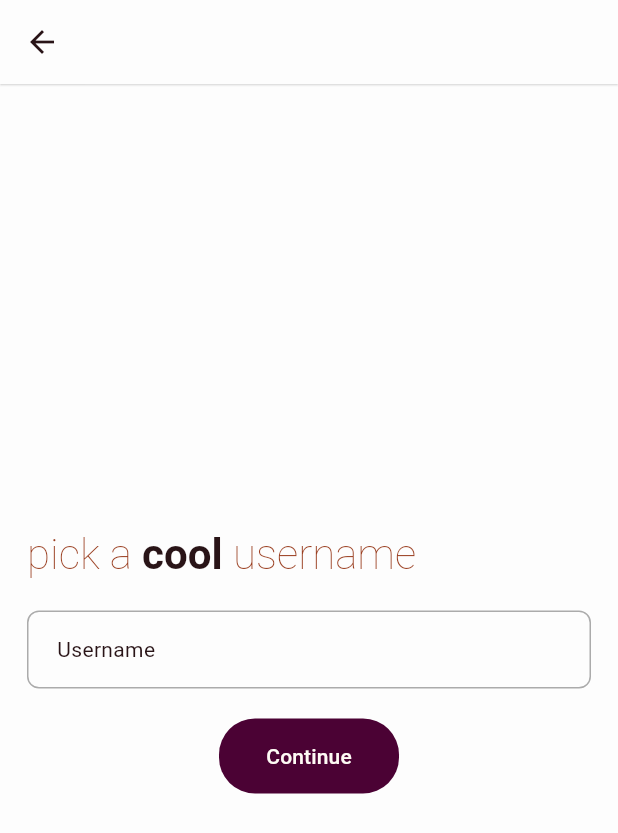
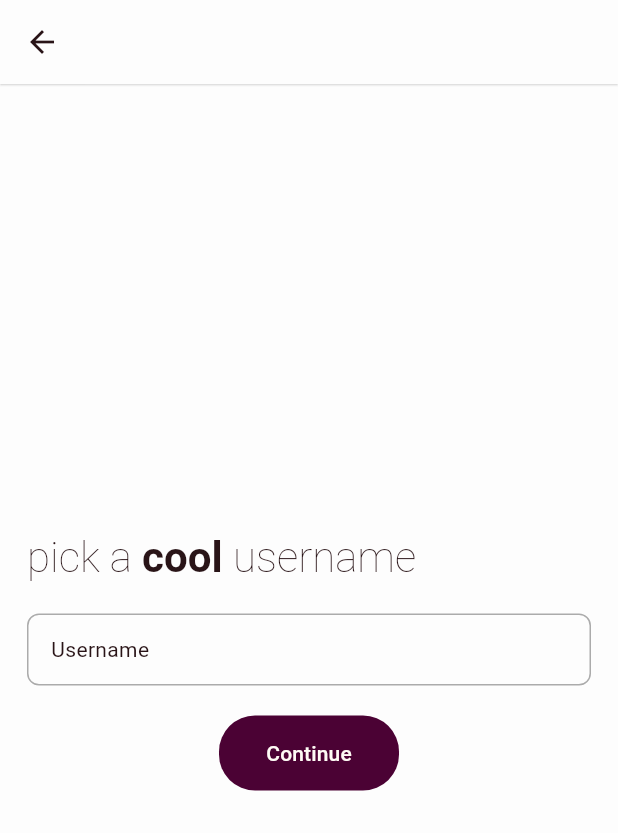
Before and after one commit to araaavind/semaphore, a Flutter app: the ChooseUsernamePage screen opened by its route, on a phone screen of 412 x 824 dp. Shown: the top 833 px of the screen. Run offline on Flutter 3.47's test engine with Material 3 defaults, Android fonts, the phone set to English and light mode, and no system bars; our stand-ins replace adaptive_theme, bloc_concurrency, dio, equatable, flutter_bloc, flutter_spinkit and 9 more; accounts and stored records are empty; network calls fail.

Commit message:
app: UI updates

```diff
--- a/app/lib/core/common/widgets/button.dart
+++ b/app/lib/core/common/widgets/button.dart
@@ -8,6 +8,7 @@ class Button extends StatelessWidget {
   final void Function()? onPressed;
   final String text;
   final Color? textColor;
+  final TextStyle? textStyle;
   final Color? backgroundColor;
   final Size? fixedSize;
   final bool isLoading;
@@ -17,6 +18,7 @@ class Button extends StatelessWidget {
     super.key,
     required this.text,
     this.textColor,
+    this.textStyle,
     this.backgroundColor,
     this.fixedSize,
     this.onPressed,
@@ -36,15 +38,16 @@ class Button extends StatelessWidget {
       child: ElevatedButton.icon(
         iconAlignment: IconAlignment.end,
         style: ElevatedButton.styleFrom(
-          fixedSize: fixedSize ?? UIConstants.defaultButtonFixedSize,
+          fixedSize: fixedSize,
           backgroundColor: AppPalette.transparent,
           shadowColor: AppPalette.transparent,
         ),
         label: Text(
           text,
-          style: context.theme.textTheme.labelLarge?.copyWith(
-            color: textColor ?? context.theme.colorScheme.onPrimary,
-          ),
+          style: textStyle ??
+              context.theme.textTheme.labelLarge?.copyWith(
+                color: textColor ?? context.theme.colorScheme.onPrimary,
+              ),
         ),
         icon: isLoading
             ? Padding(
--- a/app/lib/core/common/widgets/loader.dart
+++ b/app/lib/core/common/widgets/loader.dart
@@ -16,7 +16,7 @@ class Loader extends StatelessWidget {
     return Center(
       child: CircularProgressIndicator(
         strokeWidth: strokeWidth,
-        color: color ?? context.theme.colorScheme.onSurface,
+        color: color ?? context.theme.colorScheme.primary,
       ),
     );
   }
--- a/app/lib/core/common/widgets/no_more_items_indicator.dart
+++ b/app/lib/core/common/widgets/no_more_items_indicator.dart
@@ -13,7 +13,7 @@ class NoMoreItemsIndicator extends StatelessWidget {
           border: Border(
             top: BorderSide(
               color: context.theme.colorScheme.outline,
-              width: 0.3,
+              width: UIConstants.borderWidth,
             ),
           ),
         ),
--- a/app/lib/core/constants/ui_constants.dart
+++ b/app/lib/core/constants/ui_constants.dart
@@ -3,7 +3,11 @@ import 'dart:ui';
 abstract class UIConstants {
   static const inputBorderRadius = 8.0;
   static const buttonBorderRadius = 24.0;
-  static const elementPadding = 16.0;
+  static const contentPadding = 12.0;
+  static const elementGap = 16.0;
   static const pagePadding = 18.0;
+  static const tileContentPadding = 4.0;
+  static const tileHorizontalTitleGap = 12.0;
   static const defaultButtonFixedSize = Size(160, 50);
+  static const borderWidth = 0.3;
 }
--- a/app/lib/core/theme/app_theme.dart
+++ b/app/lib/core/theme/app_theme.dart
@@ -28,6 +28,7 @@ class AppTheme {
     scaffoldBackgroundColor: AppColorScheme.lightColorScheme.surface,
     appBarTheme: AppBarTheme(
       elevation: 0.5,
+      scrolledUnderElevation: 0.5,
       backgroundColor: AppColorScheme.lightColorScheme.surface,
       surfaceTintColor: Colors.transparent,
       shadowColor: Colors.grey.shade50,
@@ -46,12 +47,11 @@ class AppTheme {
       ),
     ),
     inputDecorationTheme: InputDecorationTheme(
-      contentPadding: const EdgeInsets.all(UIConstants.elementPadding),
+      contentPadding: const EdgeInsets.all(UIConstants.contentPadding),
       border: _border(color: AppColorScheme.lightColorScheme.outline),
       enabledBorder: _border(color: AppColorScheme.lightColorScheme.outline),
       focusedBorder: _border(
         color: AppColorScheme.lightColorScheme.secondary,
-        width: 2,
       ),
       errorBorder: _border(color: AppColorScheme.lightColorScheme.error),
     ),
@@ -73,6 +73,7 @@ class AppTheme {
     scaffoldBackgroundColor: AppColorScheme.darkColorScheme.surface,
     appBarTheme: AppBarTheme(
       elevation: 0.5,
+      scrolledUnderElevation: 0.5,
       backgroundColor: AppColorScheme.darkColorScheme.surface,
       surfaceTintColor: Colors.transparent,
       shadowColor: Colors.grey.shade700,
@@ -91,12 +92,11 @@ class AppTheme {
       ),
     ),
     inputDecorationTheme: InputDecorationTheme(
-      contentPadding: const EdgeInsets.all(UIConstants.elementPadding),
+      contentPadding: const EdgeInsets.all(UIConstants.contentPadding),
       border: _border(color: AppColorScheme.darkColorScheme.outline),
       enabledBorder: _border(color: AppColorScheme.darkColorScheme.outline),
       focusedBorder: _border(
         color: AppColorScheme.darkColorScheme.secondary,
-        width: 2,
       ),
       errorBorder: _border(color: AppColorScheme.darkColorScheme.error),
     ),
--- a/app/lib/features/auth/presentation/pages/choose_username_page.dart
+++ b/app/lib/features/auth/presentation/pages/choose_username_page.dart
@@ -179,7 +179,6 @@ class TitleTextSpan extends StatelessWidget {
         text: 'pick a ',
         style: context.theme.textTheme.headlineMedium?.copyWith(
           fontWeight: FontWeight.w100,
-          color: context.theme.colorScheme.secondary,
         ),
         children: [
           TextSpan(
@@ -192,7 +191,6 @@ class TitleTextSpan extends StatelessWidget {
             text: 'username',
             style: context.theme.textTheme.headlineMedium?.copyWith(
               fontWeight: FontWeight.w100,
-              color: context.theme.colorScheme.secondary,
             ),
           ),
         ],
--- a/app/lib/features/auth/presentation/pages/login_page.dart
+++ b/app/lib/features/auth/presentation/pages/login_page.dart
@@ -168,7 +168,7 @@ class _LoginPageState extends State<LoginPage> {
                                   style: context.theme.textTheme.bodyMedium
                                       ?.copyWith(
                                     fontWeight: FontWeight.bold,
-                                    color: context.theme.colorScheme.secondary,
+                                    color: context.theme.colorScheme.primary,
                                   ),
                                 ),
                               ],
@@ -204,7 +204,6 @@ class TitleTextSpan extends StatelessWidget {
               text: 'dive in to ',
               style: context.theme.textTheme.displaySmall?.copyWith(
                 fontWeight: FontWeight.w100,
-                color: context.theme.colorScheme.secondary,
               ),
               children: [
                 TextSpan(
--- a/app/lib/features/auth/presentation/pages/signup_page.dart
+++ b/app/lib/features/auth/presentation/pages/signup_page.dart
@@ -54,7 +54,6 @@ class _SignupPageState extends State<SignupPage> {
                   text: 'join ',
                   style: context.theme.textTheme.displaySmall?.copyWith(
                     fontWeight: FontWeight.w100,
-                    color: context.theme.colorScheme.secondary,
                   ),
                   children: [
                     TextSpan(
@@ -152,7 +151,7 @@ class _SignupPageState extends State<SignupPage> {
                         text: 'Log in',
                         style: context.theme.textTheme.bodyMedium?.copyWith(
                           fontWeight: FontWeight.bold,
-                          color: context.theme.colorScheme.secondary,
+                          color: context.theme.colorScheme.primary,
                         ),
                       ),
                     ],
```
Also changed, not shown: app/lib/core/common/widgets/shimmer_placeholders.dart (+2 -9 lines), app/lib/features/feed/presentation/pages/search_feeds_page.dart (+13 -2 lines), app/lib/features/home/presentation/home_page.dart (+11 -8 lines).
